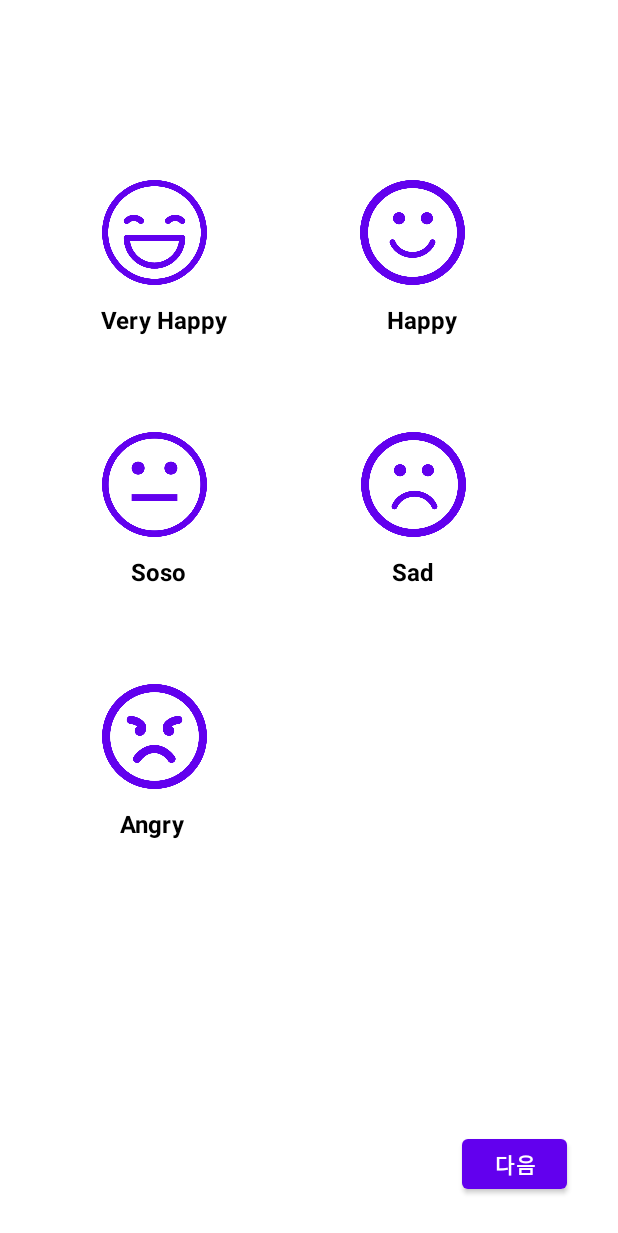
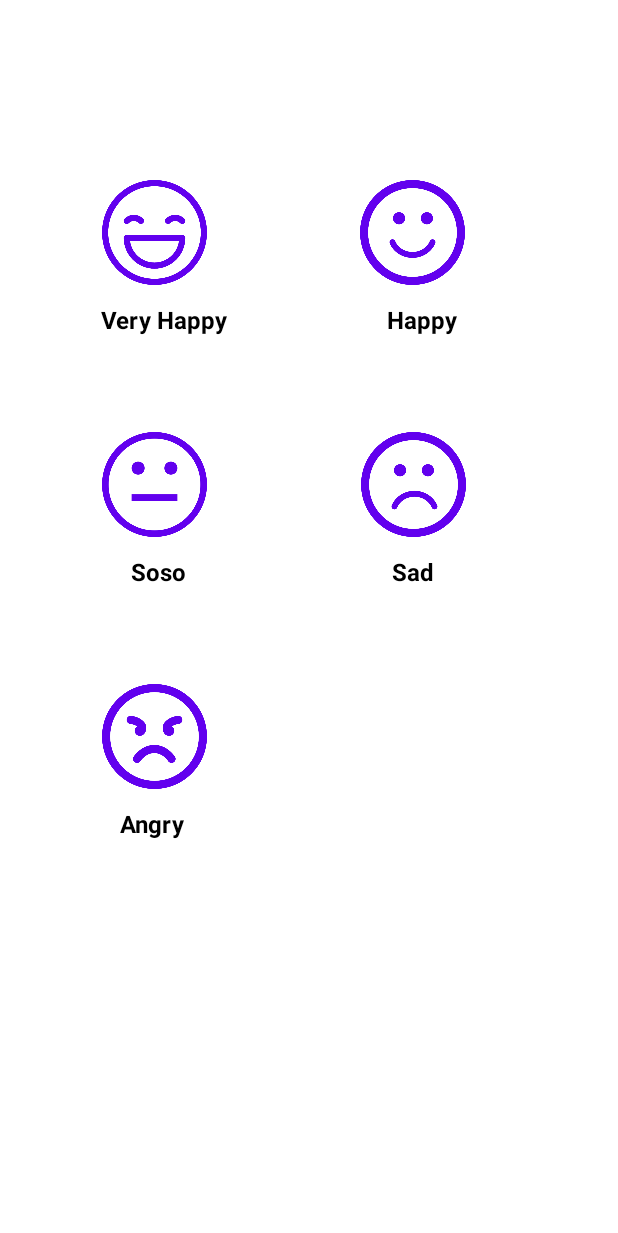
Before and after one commit to kimjw2003/Third_grade_Project, an Android app: the ChoiceActivity screen opened directly, with no data from a screen before it, on a phone screen of 412 x 824 dp. Shown: the top 1233 px of the screen. Run offline under Robolectric (Android 15) with nearby library versions, the light colour scheme and no system bars.

Commit message:
[UPDATE] Choice mood

```diff
--- a/app/src/main/java/com/example/third_grade_project/ui/home/HomeFragment.kt
+++ b/app/src/main/java/com/example/third_grade_project/ui/home/HomeFragment.kt
@@ -27,6 +27,7 @@ class HomeFragment : Fragment() {
 
     }
 
+    // 날씨 API 설정
     private fun getWeather(){
         WeatherClient.retrofitService.getCurrentWeather("BVGRPZAsOY6qzmiUtScnKkBraRMnIOJ%2F26fTMonMRLgwniHt5fwhWHMSWxV9k5eVQdY00vxTVc2jNdpWLxrEbQ%3D%3D",
                 "10","1", "JSON", "11H10604"
@@ -44,7 +45,8 @@ class HomeFragment : Fragment() {
                 t.printStackTrace()
                 Log.d("Logd", t.message.toString())
             }
-
         })
     }
+
+
 }
--- a/app/src/main/java/com/example/third_grade_project/ui/list/ChoiceActivity.kt
+++ b/app/src/main/java/com/example/third_grade_project/ui/list/ChoiceActivity.kt
@@ -3,18 +3,43 @@ package com.example.third_grade_project.ui.list
 import android.content.Intent
 import androidx.appcompat.app.AppCompatActivity
 import android.os.Bundle
+import android.view.View
 import com.example.third_grade_project.R
 import kotlinx.android.synthetic.main.activity_choice.*
+import kotlinx.android.synthetic.main.activity_choice.view.*
 
-class ChoiceActivity : AppCompatActivity() {
+class ChoiceActivity : AppCompatActivity(), View.OnClickListener {
     override fun onCreate(savedInstanceState: Bundle?) {
         super.onCreate(savedInstanceState)
         setContentView(R.layout.activity_choice)
 
-        writing_next_btn.setOnClickListener {
-            startActivity(Intent(this@ChoiceActivity, AddActivity::class.java))
+        angry_btn.setOnClickListener(this)
+        very_happy_btn.setOnClickListener(this)
+        happy_btn.setOnClickListener(this)
+        soso_btn.setOnClickListener(this)
+        sad_btn.setOnClickListener(this)
+
+    }
+
+    override fun onClick(v: View) {
+
+        when(v.id){
+            angry_btn.id-> {
+                startActivity(Intent(this@ChoiceActivity, AddActivity::class.java))
+            }
+            very_happy_btn.id-> {
+                startActivity(Intent(this@ChoiceActivity, AddActivity::class.java))
+            }
+            happy_btn.id-> {
+                startActivity(Intent(this@ChoiceActivity, AddActivity::class.java))
+            }
+            soso_btn.id-> {
+                startActivity(Intent(this@ChoiceActivity, AddActivity::class.java))
+            }
+            sad_btn.id-> {
+                startActivity(Intent(this@ChoiceActivity, AddActivity::class.java))
+            }
         }
-
 
     }
 }
--- a/app/src/main/res/layout/activity_choice.xml
+++ b/app/src/main/res/layout/activity_choice.xml
@@ -127,16 +127,5 @@
         app:layout_constraintStart_toStartOf="parent"
         app:layout_constraintTop_toBottomOf="@+id/angry_btn" />
 
-    <Button
-        android:id="@+id/writing_next_btn"
-        android:layout_width="70dp"
-        android:layout_height="45dp"
-        android:layout_marginBottom="25dp"
-        android:text="다음"
-        android:textStyle="bold"
-        app:layout_constraintBottom_toBottomOf="parent"
-        app:layout_constraintEnd_toEndOf="parent"
-        app:layout_constraintHorizontal_bias="0.9"
-        app:layout_constraintStart_toStartOf="parent" />
 
 </androidx.constraintlayout.widget.ConstraintLayout>
```
